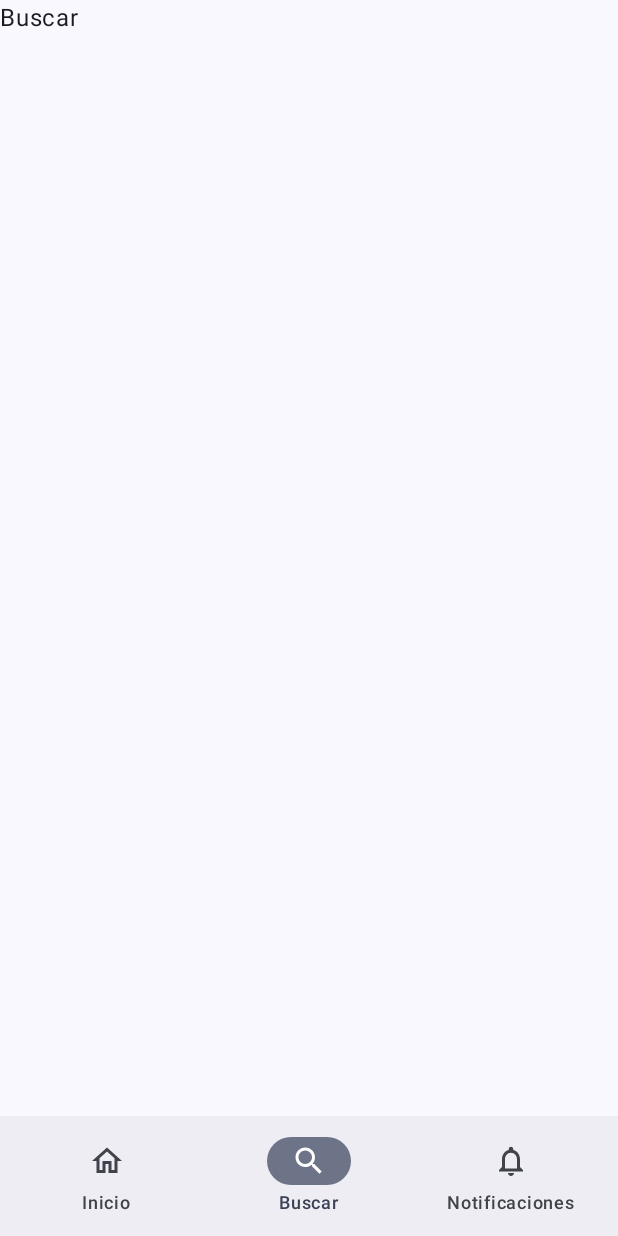
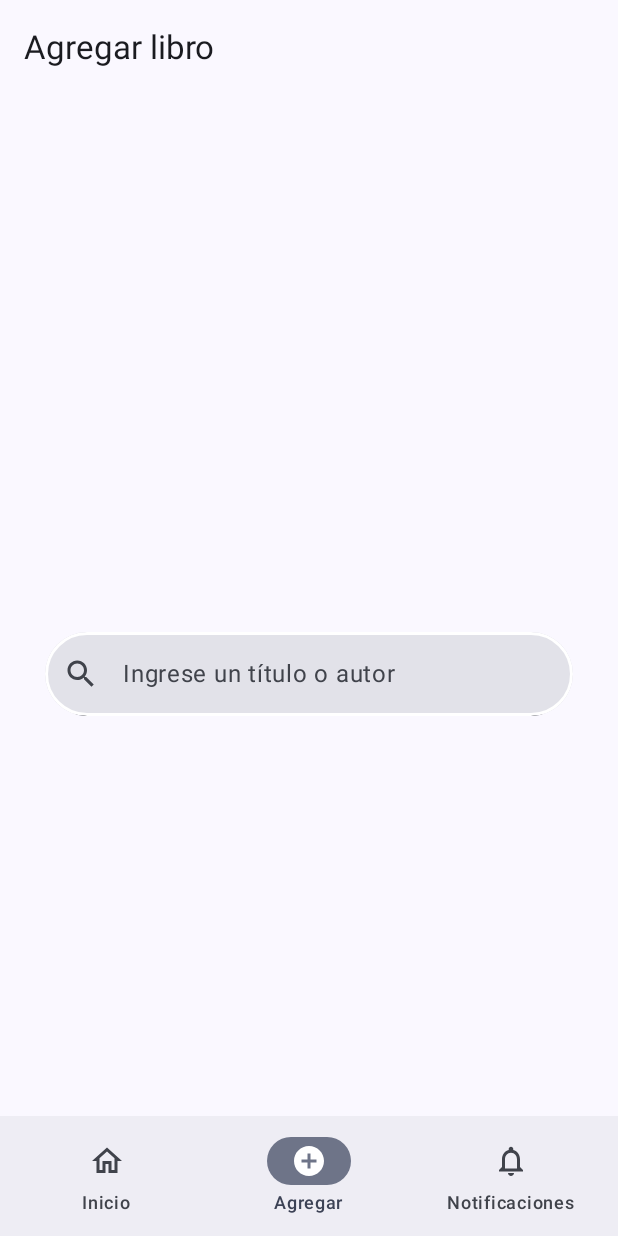
Before and after one commit to herreradiaz14/App-Book-Android, an Android app built with Jetpack Compose: the screen it shows after launch (MainActivity), item 2 of the bottom bar chosen, on a phone screen of 412 x 824 dp. Run offline under Robolectric (Android 15) with nearby library versions, the phone set to English and light mode, and no system bars; our stand-ins replace Dagger/Hilt's generated code.

Commit message:
Implementar búsqueda de libros con API de Google Books

```diff
--- a/app/src/main/AndroidManifest.xml
+++ b/app/src/main/AndroidManifest.xml
@@ -14,6 +14,7 @@
         android:roundIcon="@mipmap/ic_launcher_round"
         android:supportsRtl="true"
         android:theme="@style/Theme.AppBookAndroid"
+        android:enableOnBackInvokedCallback="true"
         tools:targetApi="31">
         <activity
             android:name=".MainActivity"
@@ -27,5 +28,6 @@
             </intent-filter>
         </activity>
     </application>
+    <!-- Se agregó el archivo @xml/network_security_config para poder cargar las imágenes de portada (ya que son http)-->
 
 </manifest>
--- a/app/src/main/java/com/example/app_book_android/AppBookAndroid.kt
+++ b/app/src/main/java/com/example/app_book_android/AppBookAndroid.kt
@@ -4,4 +4,6 @@ import android.app.Application
 import dagger.hilt.android.HiltAndroidApp
 
 @HiltAndroidApp
-class AppBookAndroid: Application()
+class AppBookAndroid: Application(){
+
+}
--- a/app/src/main/java/com/example/app_book_android/AppModule.kt
+++ b/app/src/main/java/com/example/app_book_android/AppModule.kt
@@ -8,15 +8,13 @@ import dagger.hilt.components.SingletonComponent
 import io.ktor.client.HttpClient
 import io.ktor.client.engine.cio.CIO
 import io.ktor.client.plugins.contentnegotiation.ContentNegotiation
-import io.ktor.serialization.kotlinx.json.json
+import io.ktor.serialization.kotlinx.json.*
 import kotlinx.serialization.json.Json
 import javax.inject.Singleton
 
 @Module
 @InstallIn(SingletonComponent::class)
 object AppModule {
-    private const val GOOGLE_BOOKS_URL = "https://www.googleapis.com/books/v1/"
-
     @Provides
     @Singleton
     fun ktorClient(): HttpClient {
@@ -34,6 +32,6 @@ object AppModule {
     @Provides
     @Singleton
     fun appBookApiService(client: HttpClient): AppBookApiService {
-        return AppBookApiService(client, GOOGLE_BOOKS_URL)
+        return AppBookApiService(client)
     }
 }
--- a/app/src/main/java/com/example/app_book_android/MainActivity.kt
+++ b/app/src/main/java/com/example/app_book_android/MainActivity.kt
@@ -4,29 +4,31 @@ import android.os.Bundle
 import androidx.activity.ComponentActivity
 import androidx.activity.compose.setContent
 import androidx.activity.enableEdgeToEdge
-import androidx.compose.foundation.layout.Column
 import androidx.compose.foundation.layout.fillMaxSize
-import androidx.compose.foundation.layout.padding
-import androidx.compose.material3.Scaffold
-import androidx.compose.material3.Text
-import androidx.compose.material3.TextField
-import androidx.compose.runtime.Composable
+import androidx.compose.material3.MaterialTheme
+import androidx.compose.material3.Surface
 import androidx.compose.ui.Modifier
-import androidx.compose.ui.tooling.preview.Preview
 import com.example.app_book_android.ui.theme.AppBookAndroidTheme
 import com.example.app_book_android.view.MainScreen
+import dagger.hilt.android.AndroidEntryPoint
 
+@AndroidEntryPoint
 class MainActivity : ComponentActivity() {
     override fun onCreate(savedInstanceState: Bundle?) {
         super.onCreate(savedInstanceState)
         enableEdgeToEdge()
         setContent {
             AppBookAndroidTheme {
-                Scaffold(modifier = Modifier.fillMaxSize()) { innerPadding ->
+                Surface(
+                    modifier = Modifier.fillMaxSize(),
+                    color = MaterialTheme.colorScheme.background
+                ){
                     MainScreen()
-//https://www.youtube.com/watch?v=eSIGmU2k2CA&list=PLgpnJydBcnPA5aNrlDxxKWSqAma7m3OIl
                 }
             }
         }
     }
 }
+//https://www.youtube.com/watch?v=eSIGmU2k2CA&list=PLgpnJydBcnPA5aNrlDxxKWSqAma7m3OIl
+//https://www.googleapis.com/books/v1/volumes/abYKXvCwEToC
+//https://www.postman.com/postman/commerce-api/request/fnlo0jg/retrieve-volume
--- a/app/src/main/java/com/example/app_book_android/model/BookSearchResponse.kt
+++ b/app/src/main/java/com/example/app_book_android/model/BookResponse.kt
@@ -1,9 +1,9 @@
-package com.example.app_book_android.model.remote
+package com.example.app_book_android.model
 
 import kotlinx.serialization.Serializable
 
 @Serializable
-data class BookSearchResponse(
+data class BookResponse(
     val items: List<BookItem>? = null,
     val kind: String? = null,
     val totalItems: Int? = null
--- a/app/src/main/java/com/example/app_book_android/navigation/BottomNavigation.kt
+++ b/app/src/main/java/com/example/app_book_android/navigation/BottomNavigation.kt
@@ -1,16 +1,12 @@
 package com.example.app_book_android.navigation
 
 import androidx.compose.material.icons.Icons
-import androidx.compose.material.icons.filled.AccountCircle
-import androidx.compose.material.icons.filled.Add
+import androidx.compose.material.icons.filled.AddCircle
 import androidx.compose.material.icons.filled.Home
 import androidx.compose.material.icons.filled.Notifications
-import androidx.compose.material.icons.filled.Search
-import androidx.compose.material.icons.outlined.AccountCircle
-import androidx.compose.material.icons.outlined.AddCircle
+import androidx.compose.material.icons.outlined.Add
 import androidx.compose.material.icons.outlined.Home
 import androidx.compose.material.icons.outlined.Notifications
-import androidx.compose.material.icons.outlined.Search
 import androidx.compose.ui.graphics.vector.ImageVector
 
 sealed class BottomNavigation (
@@ -27,9 +23,9 @@ sealed class BottomNavigation (
     )
     data object Search: BottomNavigation(
         route = "search",
-        unselectedIcon = Icons.Outlined.Search,
-        selectedIcon = Icons.Filled.Search,
-        title = "Buscar"
+        unselectedIcon = Icons.Outlined.Add,
+        selectedIcon = Icons.Filled.AddCircle,
+        title = "Agregar"
     )
     data object Notification: BottomNavigation(
         route = "notification",
--- a/app/src/main/java/com/example/app_book_android/view/Navigation.kt
+++ b/app/src/main/java/com/example/app_book_android/view/Navigation.kt
@@ -2,10 +2,12 @@ package com.example.app_book_android.view
 
 import android.annotation.SuppressLint
 import androidx.compose.material3.BottomAppBar
+import androidx.compose.material3.ExperimentalMaterial3Api
 import androidx.compose.material3.Icon
 import androidx.compose.material3.NavigationBarItem
 import androidx.compose.material3.Scaffold
 import androidx.compose.material3.Text
+import androidx.compose.material3.TopAppBar
 import androidx.compose.runtime.Composable
 import androidx.navigation.NavHostController
 import androidx.navigation.compose.currentBackStackEntryAsState
@@ -26,12 +28,28 @@ fun MainScreen() {
     }
 }
 
+@OptIn(ExperimentalMaterial3Api::class)
 @Composable
 fun NavigationGraph(navController: NavHostController) {
     NavHost(navController, startDestination = BottomNavigation.Home.route) {
-        composable (BottomNavigation.Home.route) { Home() }
-        composable(BottomNavigation.Search.route) { Search() }
-        composable(BottomNavigation.Notification.route) { Notification() }
+        composable(BottomNavigation.Home.route) {
+            Scaffold(
+                topBar = { TopAppBar(title = { Text("AppBook") }) },
+                content = { Home() }
+            )
+        }
+        composable(BottomNavigation.Search.route) {
+            Scaffold(
+                topBar = { TopAppBar(title = { Text("Agregar libro") }) },
+                content = { Search() }
+            )
+        }
+        composable(BottomNavigation.Notification.route) {
+            Scaffold(
+                topBar = { TopAppBar(title = { Text("Notificaciones") }) },
+                content = { Notification() }
+            )
+        }
     }
 }
 
@@ -57,7 +75,7 @@ fun BottomTabBar(navController: NavHostController) {
                 onClick = {
                     navController.navigate(barItem.route) {
                         navController.graph.startDestinationRoute.let { route ->
-                            if ( route != null ) {
+                            if (route != null) {
                                 popUpTo(route) {
                                     saveState = true
                                 }
--- a/app/src/main/java/com/example/app_book_android/view/SearchView.kt
+++ b/app/src/main/java/com/example/app_book_android/view/SearchView.kt
@@ -1,16 +1,103 @@
 package com.example.app_book_android.view
 
-import androidx.compose.foundation.layout.Box
+import androidx.compose.foundation.layout.Column
+import androidx.compose.foundation.layout.Spacer
 import androidx.compose.foundation.layout.fillMaxSize
+import androidx.compose.foundation.layout.fillMaxWidth
+import androidx.compose.foundation.layout.height
+import androidx.compose.foundation.layout.padding
+import androidx.compose.foundation.lazy.LazyColumn
+import androidx.compose.foundation.lazy.items
+import androidx.compose.material.icons.Icons
+import androidx.compose.material.icons.filled.Search
+import androidx.compose.ui.draw.clip
+import androidx.compose.foundation.shape.RoundedCornerShape
+import androidx.compose.foundation.border
+import androidx.compose.foundation.layout.Arrangement
+import androidx.compose.material.icons.outlined.Info
+import androidx.compose.material3.CircularProgressIndicator
+import androidx.compose.material3.HorizontalDivider
+import androidx.compose.material3.Icon
 import androidx.compose.material3.Text
+import androidx.compose.material3.TextField
 import androidx.compose.runtime.Composable
+import androidx.compose.runtime.collectAsState
+import androidx.compose.runtime.getValue
+import androidx.compose.ui.Alignment
 import androidx.compose.ui.Modifier
+import androidx.compose.ui.graphics.Color
+import androidx.compose.ui.text.TextStyle
+import androidx.compose.ui.unit.dp
+import androidx.compose.ui.unit.sp
+import androidx.hilt.navigation.compose.hiltViewModel
+import com.example.app_book_android.viewmodel.SearchViewModel
 
 @Composable
-fun Search() {
-    Box(
-        modifier = Modifier.fillMaxSize()
+fun Search(viewModel: SearchViewModel = hiltViewModel()) {
+    val books by viewModel.books.collectAsState()
+    val searchQuery by viewModel.searchQuery
+    val isLoading by viewModel.isLoading
+
+    Column(
+        modifier = Modifier
+            .fillMaxSize()
+            .padding(30.dp),
+        verticalArrangement = Arrangement.Center,
+        horizontalAlignment = Alignment.CenterHorizontally
     ) {
-        Text("Buscar")
+        TextField(
+            value = searchQuery,
+            onValueChange = viewModel::searchBooks,
+            leadingIcon = { Icon(imageVector =  Icons.Filled.Search, contentDescription = "Buscar")},
+            placeholder = {
+                Text(text = "Ingrese un título o autor")
+            },
+            modifier = Modifier
+                .fillMaxWidth()
+                .padding(top = 90.dp)
+                .clip(RoundedCornerShape(30.dp))
+                .border(2.dp, Color.White, RoundedCornerShape(30.dp)),
+            maxLines = 1,
+            singleLine = true,
+            textStyle = TextStyle(
+                color = Color.Black, fontSize = 20.sp
+            ),
+
+        )
+        Spacer(modifier = Modifier.height(16.dp))
+
+        if (isLoading) {
+            Column(
+                modifier = Modifier.fillMaxSize(),
+                verticalArrangement = Arrangement.Center,
+                horizontalAlignment = Alignment.CenterHorizontally
+            ) {
+                CircularProgressIndicator()
+            }
+        } else {
+            println(books)
+            if (books.isEmpty() && searchQuery.isNotBlank()) {
+                Column(
+                    modifier = Modifier.fillMaxSize(),
+                    verticalArrangement = Arrangement.Center,
+                    horizontalAlignment = Alignment.CenterHorizontally
+                ) {
+                    Icon(
+                        Icons.Outlined.Info,
+                        contentDescription = null
+                    )
+                    Text(
+                        text = "Sin resultados que mostrar",
+                    )
+                }
+            } else {
+                LazyColumn {
+                    items(books, key = {it.id}) { bookItem ->
+                        BookItemRow(bookItem)
+                        HorizontalDivider()
+                    }
+                }
+            }
+        }
     }
 }
--- /dev/null
+++ b/app/src/main/java/com/example/app_book_android/viewmodel/SearchViewModel.kt
@@ -0,0 +1,54 @@
+package com.example.app_book_android.viewmodel
+
+import androidx.lifecycle.ViewModel
+import androidx.lifecycle.viewModelScope
+import com.example.app_book_android.model.BookItem
+import com.example.app_book_android.service.AppBookApiService
+import dagger.hilt.android.lifecycle.HiltViewModel
+import kotlinx.coroutines.flow.MutableStateFlow
+import kotlinx.coroutines.flow.StateFlow
+import kotlinx.coroutines.Job
+import kotlinx.coroutines.launch
+import kotlinx.coroutines.delay
+import javax.inject.Inject
+import androidx.compose.runtime.State
+import androidx.compose.runtime.mutableStateOf
+import kotlin.time.Duration.Companion.milliseconds
+
+@HiltViewModel
+class SearchViewModel @Inject constructor(
+    private val apiService: AppBookApiService
+) : ViewModel() {
+    private val _books = MutableStateFlow<List<BookItem>>(emptyList())
+    val books: StateFlow<List<BookItem>> = _books
+
+    private val _searchQuery = mutableStateOf("")
+    val searchQuery: State<String> = _searchQuery
+
+    private val _isLoading = mutableStateOf(false)
+    val isLoading: State<Boolean> = _isLoading
+
+    private var searchJob: Job? = null
+
+    fun searchBooks(query: String) {
+        searchJob?.cancel()
+        _searchQuery.value = query
+
+        if (query.isNotBlank()) {
+            searchJob = viewModelScope.launch {
+                _isLoading.value = true
+                delay(500.milliseconds)
+                try {
+                    val result = apiService.searchBooks(query)
+                    _books.value = result.items ?: emptyList()
+                } catch (e: Exception){
+                    println(e.message)
+                    _books.value = emptyList()
+                }
+                _isLoading.value = false
+            }
+        } else {
+            _books.value = emptyList()
+        }
+    }
+}
--- a/build.gradle.kts
+++ b/build.gradle.kts
@@ -2,6 +2,6 @@
 plugins {
     alias(libs.plugins.android.application) apply false
     alias(libs.plugins.jetbrains.kotlin.android) apply false
-    alias(libs.plugins.compose.compiler) apply false
     alias(libs.plugins.hilt.android) apply false
+    alias(libs.plugins.kotlin.plugin.compose) apply false
 }
```
Also changed, not shown: app/build.gradle.kts (+13 -16 lines), app/src/main/java/com/example/app_book_android/model/BookItem.kt (+3 -5 lines), app/src/main/java/com/example/app_book_android/model/GoogleBooksApi.kt (deleted, +0 -13 lines), app/src/main/java/com/example/app_book_android/model/ImageLinks.kt (added, +9 -0 lines), app/src/main/java/com/example/app_book_android/model/VolumeInfo.kt (added, +11 -0 lines), app/src/main/java/com/example/app_book_android/service/AppBookApiService.kt (+12 -15 lines), app/src/main/java/com/example/app_book_android/view/BookItemRow.kt (added, +61 -0 lines), gradle/libs.versions.toml (+19 -16 lines), gradle/wrapper/gradle-wrapper.properties.
